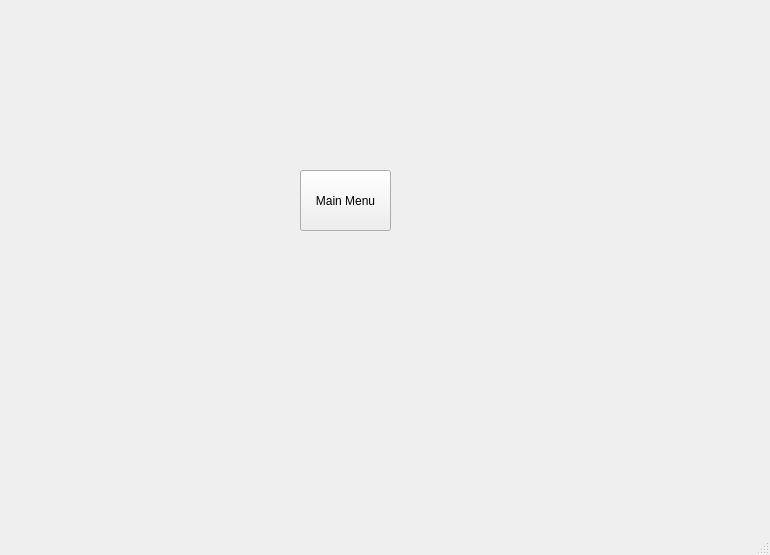
Before: the Qt Designer form app.ui in JohnPoleshchuk/KeyboardTrainer, drawn with Qt 5.
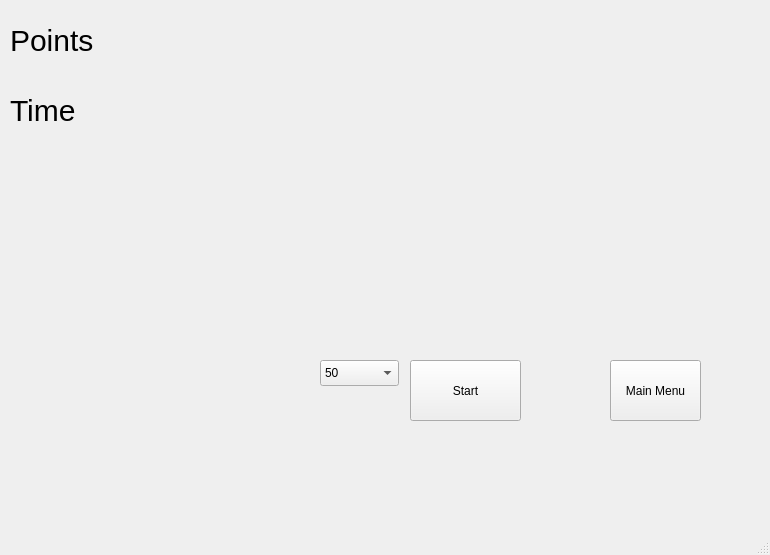
After: the same form once the commit is applied. The open tabs and pages were chosen to show the change.

Commit message: made option2

What changed in the file:
```diff
--- a/app.ui
+++ b/app.ui
@@ -626,8 +626,8 @@
      <widget class="QPushButton" name="ButtonMainMenuOP2">
       <property name="geometry">
        <rect>
-        <x>320</x>
-        <y>180</y>
+        <x>630</x>
+        <y>370</y>
         <width>91</width>
         <height>61</height>
        </rect>
@@ -636,6 +636,139 @@
        <string>Main Menu</string>
       </property>
      </widget>
+     <widget class="QPushButton" name="Option2ButtonStart">
+      <property name="geometry">
+       <rect>
+        <x>430</x>
+        <y>370</y>
+        <width>111</width>
+        <height>61</height>
+       </rect>
+      </property>
+      <property name="text">
+       <string>Start</string>
+      </property>
+     </widget>
+     <widget class="QComboBox" name="Option2ChoseNumber">
+      <property name="geometry">
+       <rect>
+        <x>340</x>
+        <y>370</y>
+        <width>79</width>
+        <height>26</height>
+       </rect>
+      </property>
+      <item>
+       <property name="text">
+        <string>50</string>
+       </property>
+      </item>
+      <item>
+       <property name="text">
+        <string>25</string>
+       </property>
+      </item>
+      <item>
+       <property name="text">
+        <string>15</string>
+       </property>
+      </item>
+      <item>
+       <property name="text">
+        <string>5</string>
+       </property>
+      </item>
+     </widget>
+     <widget class="QLabel" name="OptionLabelPoints">
+      <property name="geometry">
+       <rect>
+        <x>30</x>
+        <y>10</y>
+        <width>91</width>
+        <height>81</height>
+       </rect>
+      </property>
+      <property name="styleSheet">
+       <string notr="true">QLabel {
+font-size:30px;
+}</string>
+      </property>
+      <property name="text">
+       <string>Points</string>
+      </property>
+     </widget>
+     <widget class="QLabel" name="Option2LabelTime">
+      <property name="geometry">
+       <rect>
+        <x>30</x>
+        <y>80</y>
+        <width>71</width>
+        <height>81</height>
+       </rect>
+      </property>
+      <property name="styleSheet">
+       <string notr="true">QLabel {
+font-size:30px;
+}</string>
+      </property>
+      <property name="text">
+       <string>Time</string>
+      </property>
+     </widget>
+     <widget class="QLabel" name="Option2OUT">
+      <property name="geometry">
+       <rect>
+        <x>60</x>
+        <y>230</y>
+        <width>591</width>
+        <height>81</height>
+       </rect>
+      </property>
+      <property name="styleSheet">
+       <string notr="true">QLabel {
+font-size:30px;
+}</string>
+      </property>
+      <property name="text">
+       <string/>
+      </property>
+     </widget>
+     <widget class="QLabel" name="Option2Points">
+      <property name="geometry">
+       <rect>
+        <x>120</x>
+        <y>10</y>
+        <width>571</width>
+        <height>81</height>
+       </rect>
+      </property>
+      <property name="styleSheet">
+       <string notr="true">QLabel {
+font-size:30px;
+}</string>
+      </property>
+      <property name="text">
+       <string/>
+      </property>
+     </widget>
+     <widget class="QLabel" name="Option2TIME">
+      <property name="geometry">
+       <rect>
+        <x>110</x>
+        <y>80</y>
+        <width>571</width>
+        <height>81</height>
+       </rect>
+      </property>
+      <property name="styleSheet">
+       <string notr="true">QLabel {
+font-size:30px;
+}</string>
+      </property>
+      <property name="text">
+       <string/>
+      </property>
+     </widget>
     </widget>
     <widget class="QWidget" name="Option3">
      <widget class="QPushButton" name="ButtonMainMenuOP3">
```
Left out of the diff: 30 changed lines with no effect on the pictures. The commit also changes 809 other files.
